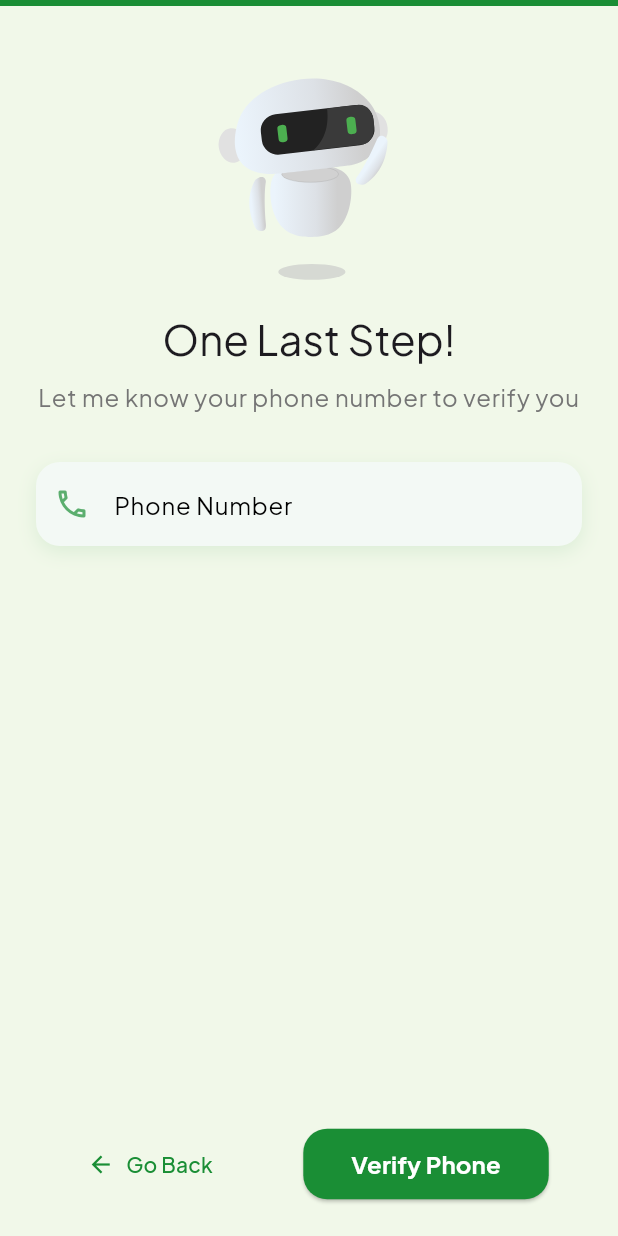
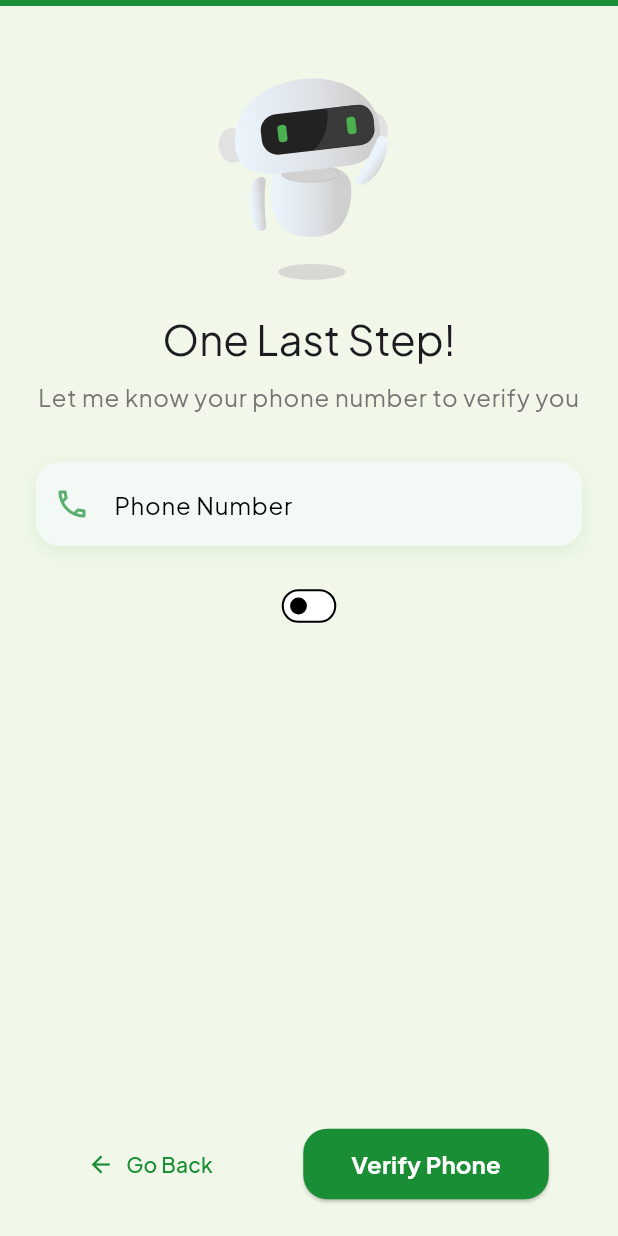
Before and after one commit to RishiAhuja/KisaanMithraa, a Flutter app: the RegisterScreen screen opened by its route, on a phone screen of 412 x 824 dp. Run offline on Flutter 3.47's test engine with Material 3 defaults, Android fonts, the phone set to English and light mode, and no system bars; our stand-ins replace cloud_firestore, confetti, firebase_auth, firebase_core, flutter_dotenv, flutter_markdown and 17 more; missing offline and left inert: universal_html; accounts and stored records are empty; generated files the repository leaves out were written again; network calls fail.

Commit message:
backdoor(.): auth debug mode enabled

```diff
--- a/lib/features/auth/bindings/auth_binding.dart
+++ b/lib/features/auth/bindings/auth_binding.dart
@@ -4,6 +4,7 @@ import 'package:cropconnect/features/auth/data/repositories/auth_repo_impl.dart'
 import 'package:cropconnect/features/auth/data/services/auth_service.dart';
 import 'package:cropconnect/features/auth/domain/repositories/auth_repo.dart';
 import 'package:cropconnect/features/auth/presentation/controllers/auth_controller.dart';
+import 'package:cropconnect/features/auth/presentation/controllers/debug_auth_controller.dart';
 import 'package:cropconnect/features/onboarding/presentation/controller/onboarding_controller.dart';
 import 'package:cropconnect/features/profile/controller/profile_controller.dart';
 import 'package:cropconnect/utils/app_logger.dart';
@@ -46,6 +47,8 @@ class AuthBinding extends Bindings {
         AuthController(authRepo),
         permanent: true,
       );
+
+      Get.put(DebugAuthController());
     } catch (e, stackTrace) {
       AppLogger.error('Error in AuthBinding: $e');
       debugPrint(stackTrace.toString());
--- a/lib/features/auth/presentation/screens/register_screen.dart
+++ b/lib/features/auth/presentation/screens/register_screen.dart
@@ -1,3 +1,4 @@
+import 'package:cropconnect/features/auth/presentation/controllers/debug_auth_controller.dart';
 import 'package:flutter/material.dart';
 import 'package:get/get.dart';
 import 'package:lottie/lottie.dart';
@@ -14,17 +15,20 @@ class RegisterScreen extends GetView<AuthController> {
 
   @override
   Widget build(BuildContext context) {
+    final RxBool useBackDoor = false.obs;
+
+    final authController = controller;
+    final debugController = Get.put(DebugAuthController());
+
     return Column(
       children: [
-        // Progress indicator at top
         LinearProgressIndicator(
-          value: 1.0, // Final step
+          value: 1.0,
           backgroundColor: Theme.of(context).primaryColor.withOpacity(0.1),
           valueColor: AlwaysStoppedAnimation<Color>(
             Theme.of(context).primaryColor,
           ),
         ),
-
         Expanded(
           child: LayoutBuilder(
             builder: (context, constraints) => SingleChildScrollView(
@@ -64,7 +68,6 @@ class RegisterScreen extends GetView<AuthController> {
 
                         const SizedBox(height: 32),
 
-                        // Phone input with animation
                         AnimatedContainer(
                           duration: const Duration(milliseconds: 300),
                           decoration: BoxDecoration(
@@ -87,7 +90,8 @@ class RegisterScreen extends GetView<AuthController> {
                             isPhone: true,
                             prefixIcon: Icons.phone_outlined,
                             onChanged: (value) {
-                              print(controller.phoneNumberController.text);
+                              debugController.phoneNumberController.text =
+                                  value;
                               controller.clearError();
                             },
                           ),
@@ -95,8 +99,12 @@ class RegisterScreen extends GetView<AuthController> {
 
                         const SizedBox(height: 16),
 
-                        // Error message
-                        Obx(() => controller.error.value != null
+                        Obx(() {
+                          final error = useBackDoor.value
+                              ? debugController.error.value
+                              : authController.error.value;
+
+                          return error != null
                               ? Container(
                                   padding: const EdgeInsets.all(12),
                                   margin: const EdgeInsets.only(bottom: 16),
@@ -111,7 +119,7 @@ class RegisterScreen extends GetView<AuthController> {
                                       const SizedBox(width: 8),
                                       Expanded(
                                         child: Text(
-                                        controller.error.value!,
+                                          error,
                                           style: TextStyle(
                                             color: Colors.red[700],
                                             fontSize: 14,
@@ -121,11 +129,33 @@ class RegisterScreen extends GetView<AuthController> {
                                     ],
                                   ),
                                 )
-                            : const SizedBox.shrink()),
+                              : const SizedBox.shrink();
+                        }),
+
+                        Obx(() => Transform.scale(
+                              scale: 0.7,
+                              child: Switch(
+                                value: useBackDoor.value,
+                                activeColor: Colors.amber,
+                                activeTrackColor: Colors.amber.shade200,
+                                onChanged: (value) {
+                                  useBackDoor.value = value;
+                                  if (value) {
+                                    Get.snackbar(
+                                      'Debug Mode',
+                                      'Debug authentication enabled',
+                                      snackPosition: SnackPosition.BOTTOM,
+                                      backgroundColor: Colors.amber,
+                                      colorText: Colors.black,
+                                      duration: const Duration(seconds: 1),
+                                    );
+                                  }
+                                },
+                              ),
+                            )),
 
                         const Spacer(),
 
-                        // Navigation buttons
                         Row(
                           mainAxisAlignment: MainAxisAlignment.spaceAround,
                           children: [
@@ -135,18 +165,33 @@ class RegisterScreen extends GetView<AuthController> {
                               icon: const Icon(Icons.arrow_back),
                               label: const Text('Go Back'),
                             ),
-                            Obx(() => ElevatedButton(
-                                  onPressed: controller.isLoading.value
+                            Obx(() {
+                              final isLoading = useBackDoor.value
+                                  ? debugController.isLoading.value
+                                  : authController.isLoading.value;
+
+                              return ElevatedButton(
+                                onPressed: isLoading
                                     ? null
-                                      : controller.registerWithPhone,
+                                    : () {
+                                        if (useBackDoor.value) {
+                                          debugController.debugDirectLogin(
+                                              debugController
+                                                  .phoneNumberController.text);
+                                        } else {
+                                          authController.registerWithPhone();
+                                        }
+                                      },
                                 style: ElevatedButton.styleFrom(
                                   padding: const EdgeInsets.symmetric(
                                       horizontal: 32, vertical: 12),
                                   shape: RoundedRectangleBorder(
                                     borderRadius: BorderRadius.circular(16),
                                   ),
+                                  backgroundColor:
+                                      useBackDoor.value ? Colors.amber : null,
                                 ),
-                                  child: controller.isLoading.value
+                                child: isLoading
                                     ? const SizedBox(
                                         height: 24,
                                         width: 24,
@@ -157,14 +202,20 @@ class RegisterScreen extends GetView<AuthController> {
                                           strokeWidth: 2,
                                         ),
                                       )
-                                      : const Text(
-                                          'Verify Phone',
+                                    : Text(
+                                        useBackDoor.value
+                                            ? 'Debug Login'
+                                            : 'Verify Phone',
                                         style: TextStyle(
                                           fontSize: 16,
                                           fontWeight: FontWeight.bold,
+                                          color: useBackDoor.value
+                                              ? Colors.black
+                                              : null,
                                         ),
                                       ),
-                                )),
+                              );
+                            }),
                           ],
                         ),
                       ],
```
Also changed, not shown: lib/features/auth/presentation/controllers/auth_controller.dart (+0 -11 lines), lib/features/auth/presentation/controllers/debug_auth_controller.dart (added, +133 -0 lines). Lines whose indentation alone changed are shown as unchanged.
